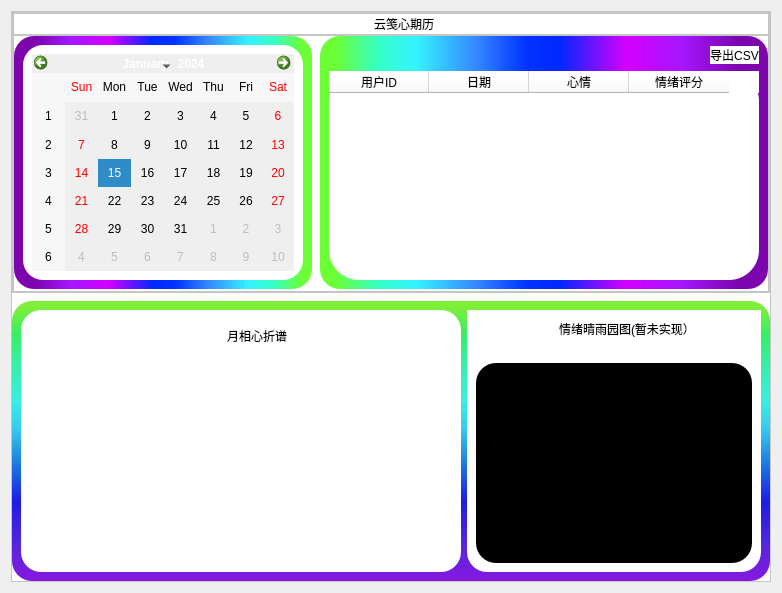
Old version of the form FinalProject/mood_calendar_window.ui in the repository musuwer/QtCourse.
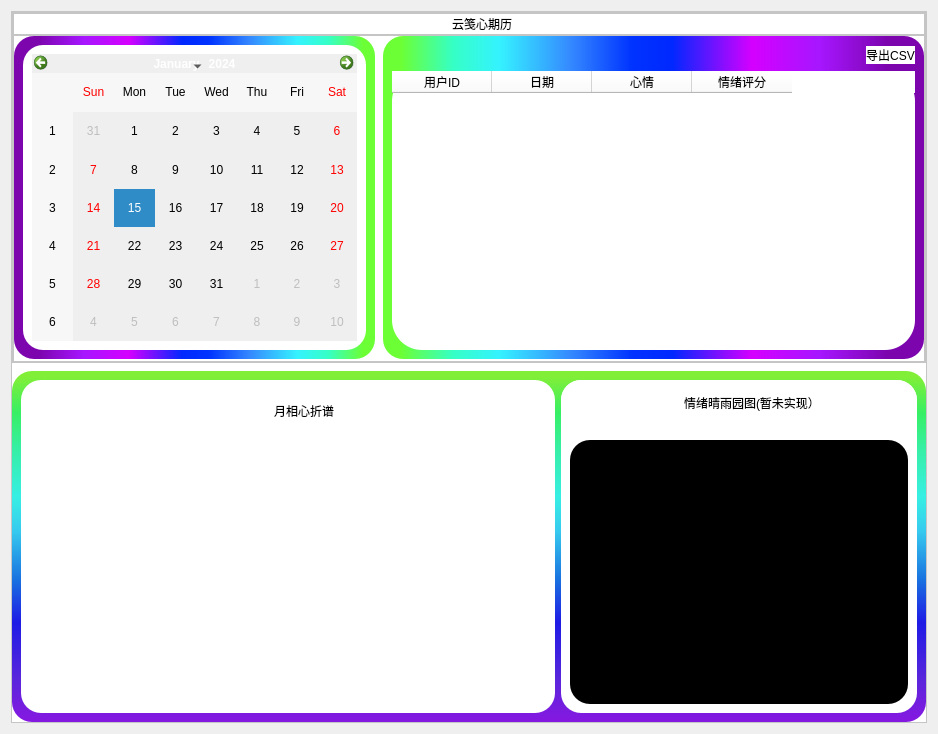
New version of the form. Icons and pictures are not drawn.

Patch:
```diff
--- a/FinalProject/mood_calendar_window.ui
+++ b/FinalProject/mood_calendar_window.ui
@@ -6,8 +6,8 @@
    <rect>
     <x>0</x>
     <y>0</y>
-    <width>782</width>
-    <height>593</height>
+    <width>938</width>
+    <height>734</height>
    </rect>
   </property>
   <property name="windowTitle">
```
